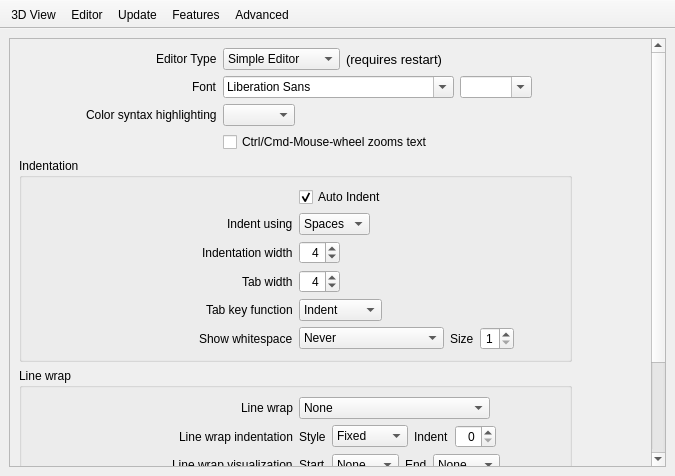
Above: src/Preferences.ui from openscad/openscad before the change. Below: the same form after it.
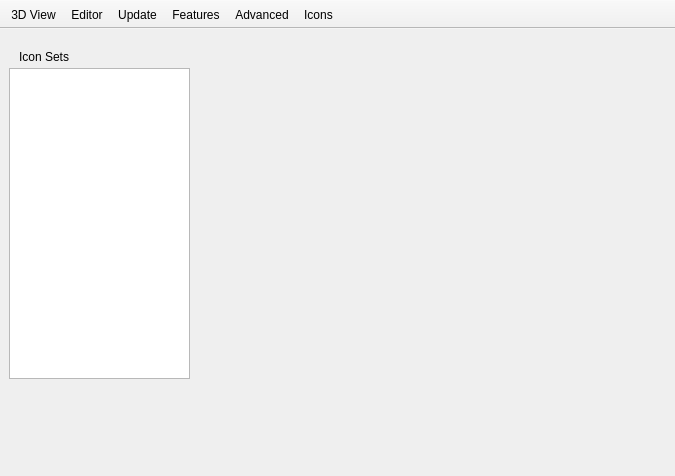
That is the form after the change. Icons and pictures are not drawn.

Commit message: added icons page in Preferences window

```diff
--- a/src/Preferences.ui
+++ b/src/Preferences.ui
@@ -27,7 +27,7 @@
     <item>
      <widget class="QStackedWidget" name="stackedWidget">
       <property name="currentIndex">
-       <number>1</number>
+       <number>2</number>
       </property>
       <widget class="QWidget" name="page3DView">
        <layout class="QVBoxLayout" name="verticalLayout_4">
@@ -108,8 +108,8 @@
             <rect>
              <x>0</x>
              <y>0</y>
-             <width>634</width>
-             <height>662</height>
+             <width>639</width>
+             <height>625</height>
             </rect>
            </property>
            <layout class="QGridLayout" name="gridLayout_5">
@@ -226,7 +226,7 @@
                  <widget class="QFontComboBox" name="fontChooser">
                   <property name="currentFont">
                    <font>
-                    <family>Helvetica</family>
+                    <family>Nimbus Sans L</family>
                     <pointsize>12</pointsize>
                    </font>
                   </property>
@@ -980,6 +980,31 @@
         </item>
        </layout>
       </widget>
+      <widget class="QWidget" name="pageIcons">
+       <widget class="QListWidget" name="iconsList">
+        <property name="geometry">
+         <rect>
+          <x>0</x>
+          <y>30</y>
+          <width>181</width>
+          <height>311</height>
+         </rect>
+        </property>
+       </widget>
+       <widget class="QLabel" name="icons">
+        <property name="geometry">
+         <rect>
+          <x>10</x>
+          <y>10</y>
+          <width>171</width>
+          <height>17</height>
+         </rect>
+        </property>
+        <property name="text">
+         <string>Icon Sets</string>
+        </property>
+       </widget>
+      </widget>
       <widget class="QWidget" name="pageUpdate">
        <layout class="QVBoxLayout" name="verticalLayout_11">
         <item>
@@ -1421,6 +1446,7 @@
    <addaction name="prefsActionUpdate"/>
    <addaction name="prefsActionFeatures"/>
    <addaction name="prefsActionAdvanced"/>
+   <addaction name="prefsActionIcons"/>
   </widget>
   <action name="prefsAction3DView">
    <property name="checkable">
@@ -1485,6 +1511,11 @@
     <string>Enable/Disable experimental features</string>
    </property>
   </action>
+  <action name="prefsActionIcons">
+   <property name="text">
+    <string>Icons</string>
+   </property>
+  </action>
  </widget>
  <resources>
   <include location="../openscad.qrc"/>
```
Left out of the diff: 52 changed lines with no effect on the pictures. The commit also changes 1 other file.
